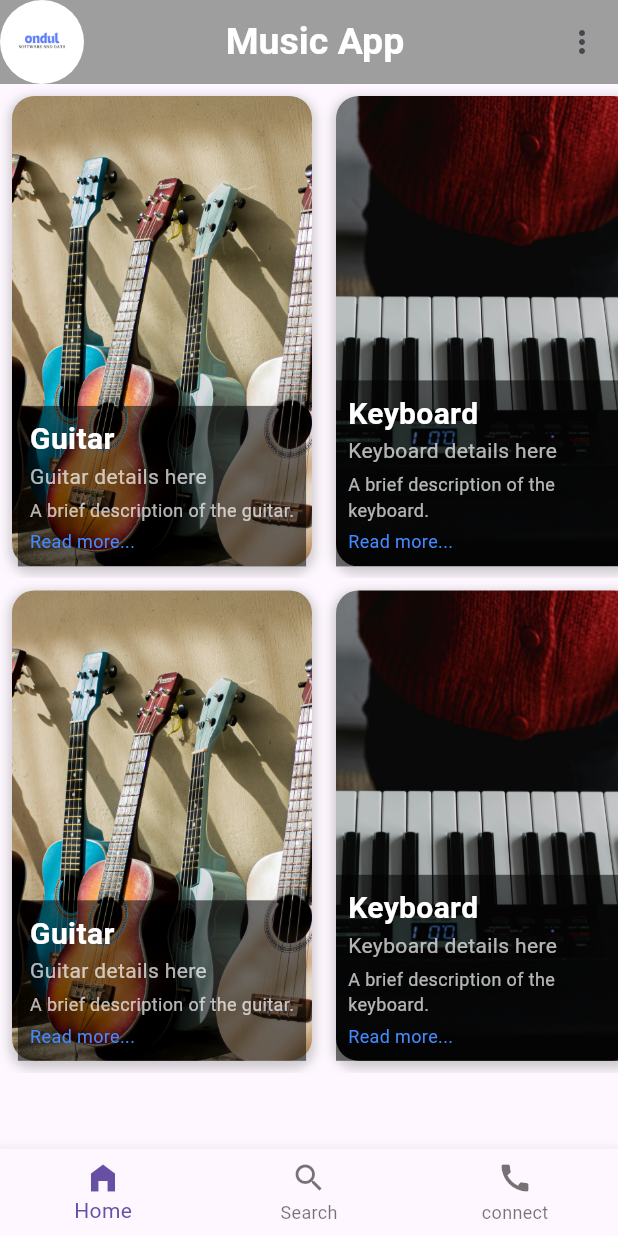
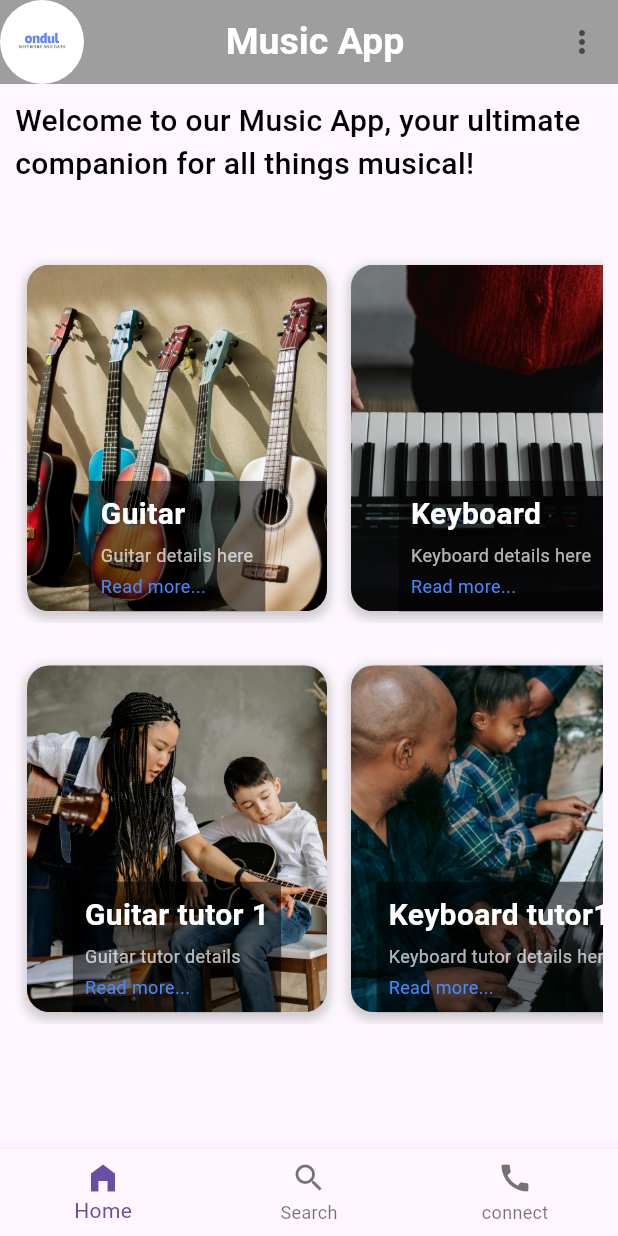
Before and after one commit to Slozzyondul/music-app, a Flutter app: the screen it shows after launch, on a phone screen of 412 x 824 dp. Run offline on Flutter 3.47's test engine with Material 3 defaults, Android fonts, the phone set to English and light mode, and no system bars; our stand-ins replace firebase_auth; accounts and stored records are empty.

Commit message:
adding some introduction widget

```diff
--- a/prototype2/lib/main.dart
+++ b/prototype2/lib/main.dart
@@ -1,5 +1,7 @@
 import 'package:flutter/material.dart';
 import 'package:prototype2/pages/bottom_navigation.dart';
+import 'package:prototype2/pages/contact_page.dart';
+import 'package:prototype2/pages/search_page.dart';
 
 void main()  async {
   runApp(const MyApp());
@@ -18,6 +20,8 @@ class MyApp extends StatelessWidget {
       initialRoute: 'home',
       routes: {
         'home': (context) => const HomePage(),
+        'contact' : (context) => ContactPage(),
+        'search' : (context) => SearchPage(),
       },
     );
   }
--- a/prototype2/lib/pages/landing_page.dart
+++ b/prototype2/lib/pages/landing_page.dart
@@ -38,6 +38,7 @@ class _LandingPageState extends State<LandingPage> {
       //backgroundColor: Colors.brown,
       body: Column(
         children: [
+          _appDescription(),
           _instrumentScrollRow(),
           _tutorScrollRow(),
         ],
@@ -45,99 +46,96 @@ class _LandingPageState extends State<LandingPage> {
     );
   }
 
+  Widget _appDescription() {
+    return Padding(
+
+      padding: const EdgeInsets.all(10.0),
+      child: SizedBox(
+        height: _deviceHeight! * 0.1,
+        width: _deviceWidth! * 1,
+        child: Text(
+          "Welcome to our Music App, your ultimate companion for all things musical!",
+          style: TextStyle(
+            color: Colors.black,
+            fontSize: 20,
+            fontWeight: FontWeight.w500,
+          ),
+        ),
+      ),
+    );
+  }
+
   Widget _instrumentScrollRow() {
-    return SizedBox(
-      height: _deviceHeight! * 0.4,
+    return Padding(
+      padding: const EdgeInsets.all(10.0),
+      child: SizedBox(
+        height: _deviceHeight! * 0.3,
         width: _deviceWidth! * 1,
         child: GestureDetector(
           child: ListView(
             scrollDirection: Axis.horizontal,
             children: [
-            buildInstrumentCard(
-                context,
-                'assets/images/guitar.jpg',
-                'Guitar',
-                'Guitar details here',
-                'A brief description of the guitar.',
-                'Read more...'),
-            buildInstrumentCard(
-                context,
-                'assets/images/keyboard.jpg',
-                'Keyboard',
-                'Keyboard details here',
-                'A brief description of the keyboard.',
-                'Read more...'),
-            buildInstrumentCard(
-                context,
-                'assets/images/violin.jpg',
-                'Violin',
-                'Violin details here',
-                'A brief description of the violin.',
-                'Read more...'),
-            buildInstrumentCard(
-                context,
-                'assets/images/drums.jpg',
-                'Drums',
-                'Drum details here',
-                'A brief description of the drums.',
-                'Read more...'),
-            buildInstrumentCard(
-                context,
-                'assets/images/flute.jpg',
-                'Flute',
-                'Flute details here',
-                'A brief description of the flute.',
-                'Read more...'),
+              buildInstrumentCard(context, 'assets/images/guitar.jpg', 'Guitar',
+                  'Guitar details here', 'Read more...'),
+              buildInstrumentCard(context, 'assets/images/keyboard.jpg',
+                  'Keyboard', 'Keyboard details here', 'Read more...'),
+              buildInstrumentCard(context, 'assets/images/violin.jpg', 'Violin',
+                  'Violin details here', 'Read more...'),
+              buildInstrumentCard(context, 'assets/images/drums.jpg', 'Drums',
+                  'Drum details here', 'Read more...'),
+              buildInstrumentCard(context, 'assets/images/flute.jpg', 'Flute',
+                  'Flute details here', 'Read more...'),
             ],
+          ),
         ),
       ),
     );
   }
 
   Widget _tutorScrollRow() {
-    return SizedBox(
-      height: _deviceHeight! * 0.4,
+    return Padding(
+      padding: const EdgeInsets.all(10.0),
+      child: SizedBox(
+        height: _deviceHeight! * 0.3,
         width: _deviceWidth! * 1,
         child: GestureDetector(
           child: ListView(
             scrollDirection: Axis.horizontal,
             children: [
-            buildInstrumentCard(
+              GestureDetector(
+                onTap: () {
+                  //Navigator.popAndPushNamed(context, 'contact');
+                },
+                child: buildInstrumentCard(
                   context,
-                'assets/images/guitar.jpg',
-                'Guitar',
-                'Guitar details here',
-                'A brief description of the guitar.',
-                'Read more...'),
-            buildInstrumentCard(
+                  'assets/images/tutor1.jpg',
+                  'Guitar tutor 1',
+                  'Guitar tutor details',
+                  'Read more...',
+                ),
+              ),
+              GestureDetector(
+                onTap: () {},
+                child: buildInstrumentCard(
                   context,
-                'assets/images/keyboard.jpg',
-                'Keyboard',
-                'Keyboard details here',
-                'A brief description of the keyboard.',
-                'Read more...'),
-            buildInstrumentCard(
+                  'assets/images/tutor2.jpg',
+                  'Keyboard tutor1',
+                  'Keyboard tutor details here',
+                  'Read more...',
+                ),
+              ),
+              GestureDetector(
+                onTap: () {},
+                child: buildInstrumentCard(
                   context,
-                'assets/images/violin.jpg',
-                'Violin',
-                'Violin details here',
-                'A brief description of the violin.',
-                'Read more...'),
-            buildInstrumentCard(
-                context,
-                'assets/images/drums.jpg',
-                'Drums',
-                'Drum details here',
-                'A brief description of the drums.',
-                'Read more...'),
-            buildInstrumentCard(
-                context,
-                'assets/images/flute.jpg',
-                'Flute',
-                'Flute details here',
-                'A brief description of the flute.',
-                'Read more...'),
+                  'assets/images/tutor3.jpg',
+                  'Violin tutor 1',
+                  'Violin tutor details here',
+                  'Read more...',
+                ),
+              ),
             ],
+          ),
         ),
       ),
     );
--- a/prototype2/lib/widgets/instrument_card_builder_widget.dart
+++ b/prototype2/lib/widgets/instrument_card_builder_widget.dart
@@ -4,7 +4,6 @@ Widget buildInstrumentCard(
   BuildContext context,
   String imageUrl,
   String title,
-    String subtitle,
   String description,
   String actionText,
 ) {
@@ -43,13 +42,7 @@ Widget buildInstrumentCard(
                     fontWeight: FontWeight.bold,
                   ),
                 ),
-                Text(
-                  subtitle,
-                  style: TextStyle(
-                    color: Colors.white70,
-                    fontSize: 14,
-                  ),
-                ),
+
                 SizedBox(height: 4),
                 Text(
                   description,
@@ -59,17 +52,19 @@ Widget buildInstrumentCard(
                   ),
                 ),
                 SizedBox(height: 4),
-                Text(
+                GestureDetector(
+                  onTap: () {},
+                  child: Text(
                     actionText,
                     style: TextStyle(
                       color: Colors.blueAccent,
                       fontSize: 12,
                     ),
                   ),
+                ),
               ],
             ),
           ),
         ],
-      )
-    );
+      ));
 }
--- a/prototype2/pubspec.yaml
+++ b/prototype2/pubspec.yaml
@@ -66,7 +66,9 @@ flutter:
     - assets/images/violin.jpg
     - assets/images/drums.jpg
     - assets/images/flute.jpg
-
+    - assets/images/tutor1.jpg
+    - assets/images/tutor2.jpg
+    - assets/images/tutor3.jpg
   #   - images/a_dot_ham.jpeg
 
   # An image asset can refer to one or more resolution-specific "variants", see
```
Also changed, not shown: prototype2/assets/images/tutor1.jpg (added), prototype2/assets/images/tutor2.jpg (added), prototype2/assets/images/tutor3.jpg (added). Lines whose indentation alone changed are shown as unchanged.
